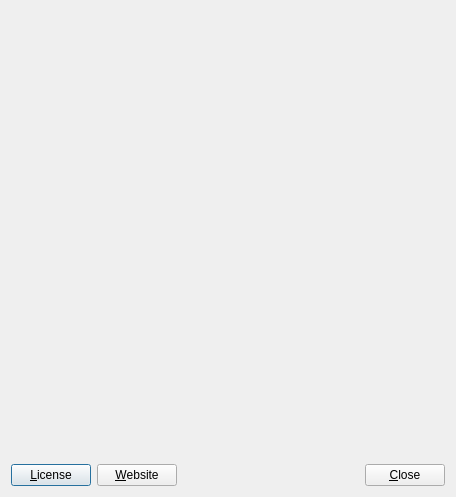
Before: the Qt Designer form glabels/ui/AboutDialog.ui in jimevins/glabels-qt, drawn with Qt 5.
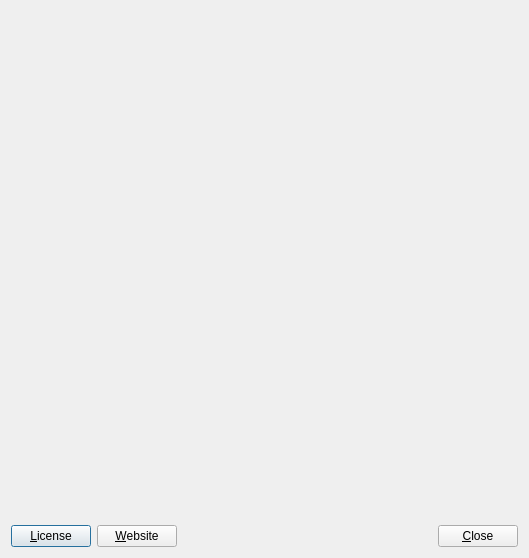
After: the same form once the commit is applied. Icons and pictures are not drawn.

Commit message: Tweak layout of AboutDialog.

Patch:
```diff
--- a/glabels/ui/AboutDialog.ui
+++ b/glabels/ui/AboutDialog.ui
@@ -9,8 +9,8 @@
    <rect>
     <x>0</x>
     <y>0</y>
-    <width>456</width>
-    <height>497</height>
+    <width>529</width>
+    <height>558</height>
    </rect>
   </property>
   <property name="sizePolicy">
@@ -25,7 +25,7 @@
   <property name="modal">
    <bool>true</bool>
   </property>
-  <layout class="QVBoxLayout" name="verticalLayout" stretch="0,0,1,0">
+  <layout class="QVBoxLayout" name="verticalLayout">
    <item>
     <widget class="QLabel" name="Icon">
      <property name="text">
@@ -71,6 +71,19 @@
      </property>
     </widget>
    </item>
+   <item>
+    <spacer name="verticalSpacer">
+     <property name="orientation">
+      <enum>Qt::Vertical</enum>
+     </property>
+     <property name="sizeHint" stdset="0">
+      <size>
+       <width>20</width>
+       <height>40</height>
+      </size>
+     </property>
+    </spacer>
+   </item>
    <item>
     <layout class="QHBoxLayout" name="horizontalLayout">
      <item>
```
The commit also changes 1 other file.
